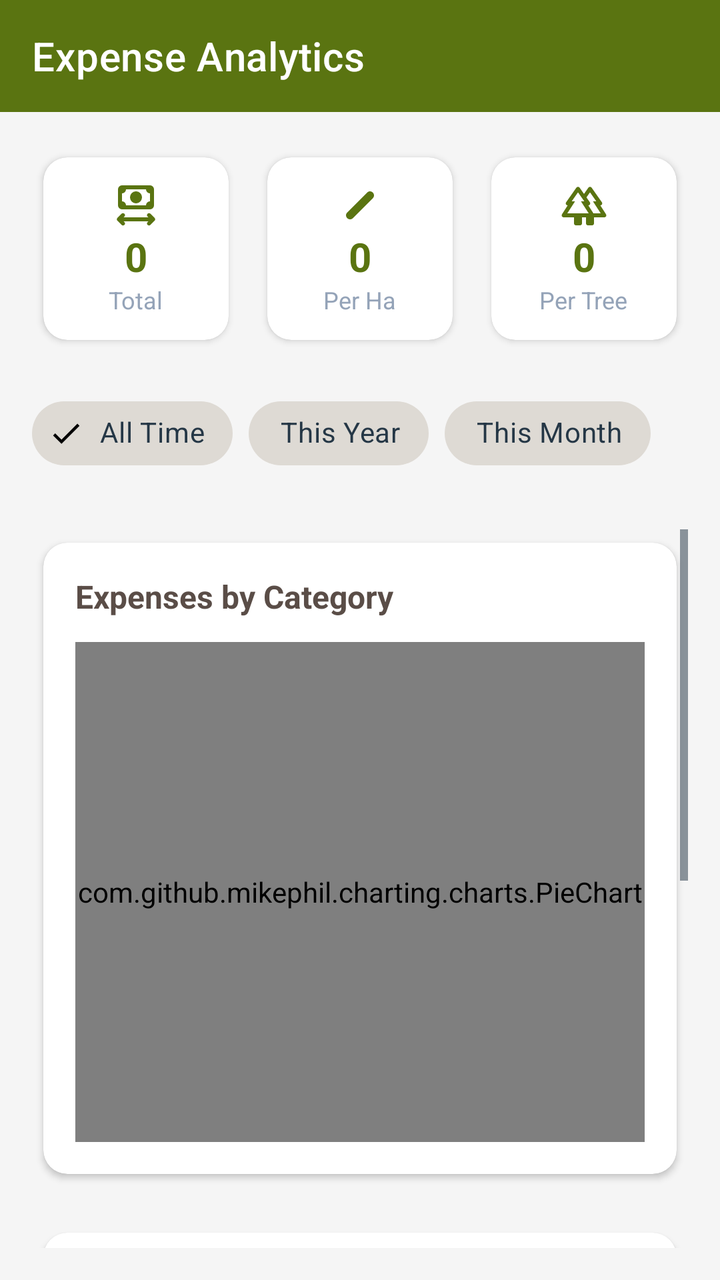
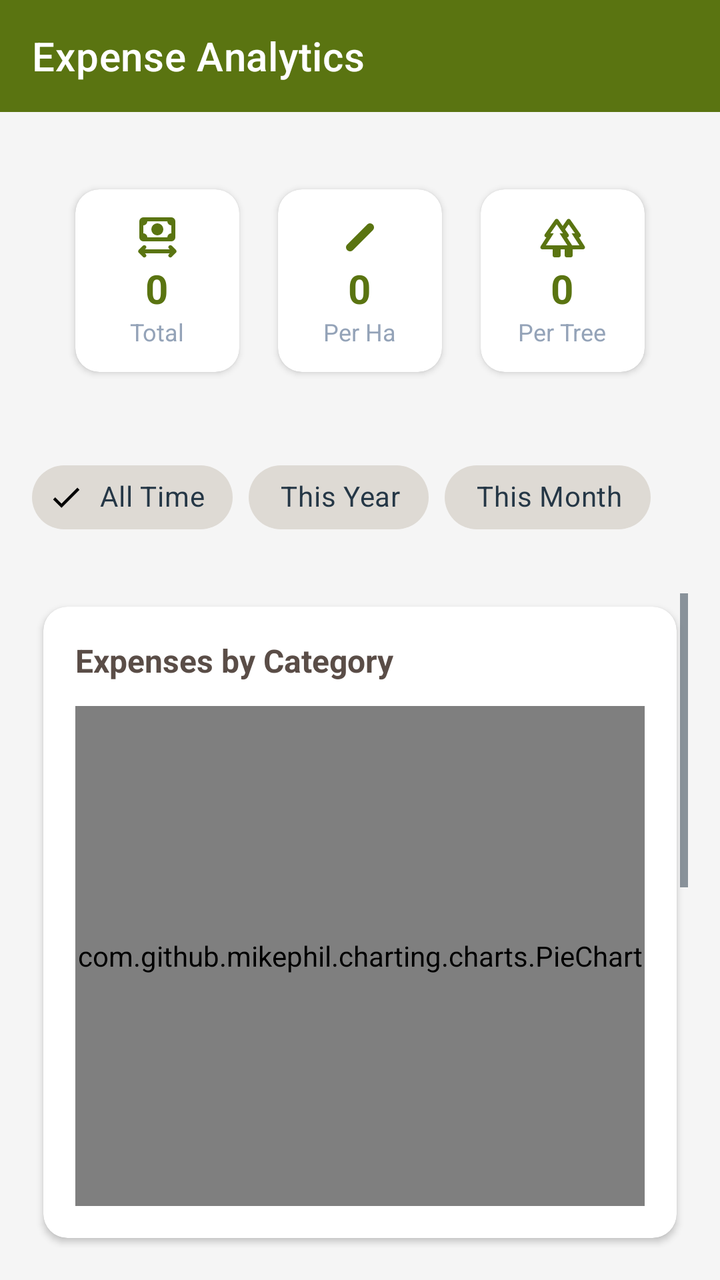

Compare the two renders of this Android layout. The source of the first and the diff that turns it into the second are given below.
<!-- AndroidManifest.xml: application theme Theme.AfriNutsFarmOS -->
<!-- res/layout/activity_expense_charts.xml -->
<?xml version="1.0" encoding="utf-8"?>
<LinearLayout xmlns:android="http://schemas.android.com/apk/res/android"
    xmlns:app="http://schemas.android.com/apk/res-auto"
    android:layout_width="match_parent"
    android:layout_height="match_parent"
    android:orientation="vertical"
    android:background="@color/background">

    
    <com.google.android.material.appbar.MaterialToolbar
        android:id="@+id/toolbar"
        android:layout_width="match_parent"
        android:layout_height="?attr/actionBarSize"
        android:background="@color/primary"
        app:titleTextColor="@android:color/white"
        app:navigationIconTint="@android:color/white"
        app:title="Expense Analytics" />

    
    <LinearLayout
        android:layout_width="match_parent"
        android:layout_height="wrap_content"
        android:orientation="horizontal"
        android:padding="16dp"
        android:weightSum="3">

        
        <androidx.cardview.widget.CardView
            android:layout_width="0dp"
            android:layout_height="wrap_content"
            android:layout_weight="1"
            android:layout_marginEnd="4dp"
            style="@style/Widget.AfriNuts.CardView"
            app:cardElevation="2dp">

            <LinearLayout
                android:layout_width="match_parent"
                android:layout_height="wrap_content"
                android:orientation="vertical"
                android:gravity="center"
                android:padding="12dp">

                <ImageView
                    android:layout_width="24dp"
                    android:layout_height="24dp"
                    android:src="@drawable/ic_attach_money"
                    app:tint="@color/primary"
                    android:contentDescription="Total expenses" />

                <TextView
                    android:id="@+id/totalExpensesValue"
                    android:layout_width="wrap_content"
                    android:layout_height="wrap_content"
                    android:text="0"
                    style="@style/Text.Stat.Small" />

                <TextView
                    android:layout_width="wrap_content"
                    android:layout_height="wrap_content"
                    android:text="Total"
                    style="@style/Text.Caption.Small" />

            </LinearLayout>

        </androidx.cardview.widget.CardView>

        
        <androidx.cardview.widget.CardView
            android:layout_width="0dp"
            android:layout_height="wrap_content"
            android:layout_weight="1"
            android:layout_marginStart="4dp"
            android:layout_marginEnd="4dp"
            style="@style/Widget.AfriNuts.CardView"
            app:cardElevation="2dp">

            <LinearLayout
                android:layout_width="match_parent"
                android:layout_height="wrap_content"
                android:orientation="vertical"
                android:gravity="center"
                android:padding="12dp">

                <ImageView
                    android:layout_width="24dp"
                    android:layout_height="24dp"
                    android:src="@drawable/ic_straighten"
                    app:tint="@color/primary"
                    android:contentDescription="Cost per hectare" />

                <TextView
                    android:id="@+id/costPerHectareValue"
                    android:layout_width="wrap_content"
                    android:layout_height="wrap_content"
                    android:text="0"
                    style="@style/Text.Stat.Small" />

                <TextView
                    android:layout_width="wrap_content"
                    android:layout_height="wrap_content"
                    android:text="Per Ha"
                    style="@style/Text.Caption.Small" />

            </LinearLayout>

        </androidx.cardview.widget.CardView>

        
        <androidx.cardview.widget.CardView
            android:layout_width="0dp"
            android:layout_height="wrap_content"
            android:layout_weight="1"
            android:layout_marginStart="4dp"
            style="@style/Widget.AfriNuts.CardView"
            app:cardElevation="2dp">

            <LinearLayout
                android:layout_width="match_parent"
                android:layout_height="wrap_content"
                android:orientation="vertical"
                android:gravity="center"
                android:padding="12dp">

                <ImageView
                    android:layout_width="24dp"
                    android:layout_height="24dp"
                    android:src="@drawable/ic_park"
                    app:tint="@color/primary"
                    android:contentDescription="Cost per tree" />

                <TextView
                    android:id="@+id/costPerTreeValue"
                    android:layout_width="wrap_content"
                    android:layout_height="wrap_content"
                    android:text="0"
                    style="@style/Text.Stat.Small" />

                <TextView
                    android:layout_width="wrap_content"
                    android:layout_height="wrap_content"
                    android:text="Per Tree"
                    style="@style/Text.Caption.Small" />

            </LinearLayout>

        </androidx.cardview.widget.CardView>

    </LinearLayout>

    
    <com.google.android.material.chip.ChipGroup
        android:id="@+id/chartFilterGroup"
        android:layout_width="match_parent"
        android:layout_height="wrap_content"
        android:layout_marginHorizontal="16dp"
        android:layout_marginBottom="8dp"
        app:singleSelection="true"
        app:selectionRequired="true">

        <com.google.android.material.chip.Chip
            android:id="@+id/chipAllTime"
            android:layout_width="wrap_content"
            android:layout_height="wrap_content"
            android:text="All Time"
            android:checked="true"
            style="@style/Widget.AfriNuts.Chip" />

        <com.google.android.material.chip.Chip
            android:id="@+id/chipThisYear"
            android:layout_width="wrap_content"
            android:layout_height="wrap_content"
            android:text="This Year"
            style="@style/Widget.AfriNuts.Chip" />

        <com.google.android.material.chip.Chip
            android:id="@+id/chipThisMonth"
            android:layout_width="wrap_content"
            android:layout_height="wrap_content"
            android:text="This Month"
            style="@style/Widget.AfriNuts.Chip" />

    </com.google.android.material.chip.ChipGroup>

    
    <ScrollView
        android:layout_width="match_parent"
        android:layout_height="match_parent"
        android:padding="16dp">

        <LinearLayout
            android:layout_width="match_parent"
            android:layout_height="wrap_content"
            android:orientation="vertical">

            
            <androidx.cardview.widget.CardView
                android:layout_width="match_parent"
                android:layout_height="wrap_content"
                android:layout_marginBottom="16dp"
                style="@style/Widget.AfriNuts.CardView"
                app:cardElevation="2dp">

                <LinearLayout
                    android:layout_width="match_parent"
                    android:layout_height="wrap_content"
                    android:orientation="vertical"
                    android:padding="16dp">

                    <TextView
                        android:layout_width="wrap_content"
                        android:layout_height="wrap_content"
                        android:text="Expenses by Category"
                        style="@style/Text.H5"
                        android:layout_marginBottom="12dp" />

                    <com.github.mikephil.charting.charts.PieChart
                        android:id="@+id/pieChart"
                        android:layout_width="match_parent"
                        android:layout_height="250dp" />

                </LinearLayout>

            </androidx.cardview.widget.CardView>

            
            <androidx.cardview.widget.CardView
                android:layout_width="match_parent"
                android:layout_height="wrap_content"
                android:layout_marginBottom="16dp"
                style="@style/Widget.AfriNuts.CardView"
                app:cardElevation="2dp">

                <LinearLayout
                    android:layout_width="match_parent"
                    android:layout_height="wrap_content"
                    android:orientation="vertical"
                    android:padding="16dp">

                    <TextView
                        android:layout_width="wrap_content"
                        android:layout_height="wrap_content"
                        android:text="Monthly Expenses"
                        style="@style/Text.H5"
                        android:layout_marginBottom="12dp" />

                    <com.github.mikephil.charting.charts.BarChart
                        android:id="@+id/barChart"
                        android:layout_width="match_parent"
                        android:layout_height="250dp" />

                </LinearLayout>

            </androidx.cardview.widget.CardView>

            
            <androidx.cardview.widget.CardView
                android:layout_width="match_parent"
                android:layout_height="wrap_content"
                android:layout_marginBottom="16dp"
                style="@style/Widget.AfriNuts.CardView"
                app:cardElevation="2dp">

                <LinearLayout
                    android:layout_width="match_parent"
                    android:layout_height="wrap_content"
                    android:orientation="vertical"
                    android:padding="16dp">

                    <TextView
                        android:layout_width="wrap_content"
                        android:layout_height="wrap_content"
                        android:text="Top Expenses"
                        style="@style/Text.H5"
                        android:layout_marginBottom="12dp" />

                    <LinearLayout
                        android:id="@+id/topExpensesContainer"
                        android:layout_width="match_parent"
                        android:layout_height="wrap_content"
                        android:orientation="vertical" />

                </LinearLayout>

            </androidx.cardview.widget.CardView>

        </LinearLayout>

    </ScrollView>

</LinearLayout>
<!-- resources referenced by this layout -->
<resources>
  <color name="background">#F5F5F5</color>
  <color name="primary">#5A7411</color>
  <!-- drawable ic_straighten (drawable) -->
  <vector xmlns:android="http://schemas.android.com/apk/res/android" android:height="24dp" android:tint="#000000" android:viewportHeight="960" android:viewportWidth="960" android:width="24dp">
        
      <path android:fillColor="@android:color/white" android:pathData="M280,760Q247,760 223.5,736.5Q200,713 200,680Q200,665 206,650.5Q212,636 224,624L624,224Q636,212 650.5,206Q665,200 680,200Q713,200 736.5,223.5Q760,247 760,280Q760,295 754.5,310Q749,325 737,337L337,737Q325,749 310.5,754.5Q296,760 280,760Z"/>
      
  </vector>
  <style name="Text.Caption.Small" parent="Text.Caption">
          <item name="android:textSize">12sp</item>
          <item name="android:textColor">#94A3B8</item>
      </style>
  <style name="Text.H5" parent="Text">
          <item name="android:textSize">16sp</item>
          <item name="android:textStyle">bold</item>
      </style>
  <style name="Text.Stat.Small" parent="Text.Stat">
          <item name="android:textSize">20sp</item>
      </style>
  <style name="Widget.AfriNuts.CardView" parent="Widget.MaterialComponents.CardView">
          <item name="cardCornerRadius">12dp</item>
          <item name="cardElevation">2dp</item>
          <item name="cardBackgroundColor">@android:color/white</item>
          <item name="cardUseCompatPadding">true</item>
      </style>
  <style name="Text.Caption" parent="Text">
          <item name="android:textSize">14sp</item>
          <item name="android:textColor">@color/navy</item>
      </style>
  <style name="Text">
          <item name="android:textColor">@color/text_dark</item>
          <item name="android:textSize">16sp</item>
          <item name="android:lineSpacingExtra">4sp</item>
          <item name="android:fontFamily">sans-serif</item>
      </style>
  <style name="Text.Stat" parent="Text">
          <item name="android:textSize">24sp</item>
          <item name="android:textStyle">bold</item>
          <item name="android:textColor">@color/primary</item>
          <item name="android:lineSpacingExtra">2sp</item>
      </style>
  <color name="warm_grey">#DEDAD4</color>
  <color name="navy">#253746</color>
  <color name="olive">#698714</color>
  <color name="text_light">#FFFFFF</color>
  <color name="accent">#E04E00</color>
  <color name="dark_orange">#9C3D10</color>
  <color name="text_dark">#5A4D47</color>
  <style name="Widget.AfriNuts.Button" parent="Widget.MaterialComponents.Button">
          <item name="android:textAppearance">@style/Text.Button</item>
          <item name="backgroundTint">@color/primary</item>
          <item name="rippleColor">@color/accent</item>
          <item name="cornerRadius">8dp</item>
          <item name="android:paddingLeft">16dp</item>
          <item name="android:paddingRight">16dp</item>
          <item name="android:paddingTop">12dp</item>
          <item name="android:paddingBottom">12dp</item>
      </style>
  <style name="Text.Button" parent="Text">
          <item name="android:textSize">14sp</item>
          <item name="android:textStyle">bold</item>
          <item name="android:textAllCaps">false</item>
      </style>
  <!-- unchanged entries left out for length: 4 -->
</resources>

<!-- the commit's change to res/layout/activity_expense_charts.xml (unified diff, before → after) -->
@@ -25,126 +25,144 @@
         android:weightSum="3">
 
         
-        <androidx.cardview.widget.CardView
-            android:layout_width="0dp"
-            android:layout_height="wrap_content"
-            android:layout_weight="1"
-            android:layout_marginEnd="4dp"
-            style="@style/Widget.AfriNuts.CardView"
-            app:cardElevation="2dp">
-
-            <LinearLayout
-                android:layout_width="match_parent"
-                android:layout_height="wrap_content"
-                android:orientation="vertical"
-                android:gravity="center"
-                android:padding="12dp">
-
-                <ImageView
-                    android:layout_width="24dp"
-                    android:layout_height="24dp"
-                    android:src="@drawable/ic_attach_money"
-                    app:tint="@color/primary"
-                    android:contentDescription="Total expenses" />
-
-                <TextView
-                    android:id="@+id/totalExpensesValue"
-                    android:layout_width="wrap_content"
-                    android:layout_height="wrap_content"
-                    android:text="0"
-                    style="@style/Text.Stat.Small" />
-
-                <TextView
-                    android:layout_width="wrap_content"
-                    android:layout_height="wrap_content"
-                    android:text="Total"
-                    style="@style/Text.Caption.Small" />
-
-            </LinearLayout>
-
-        </androidx.cardview.widget.CardView>
-
-        
-        <androidx.cardview.widget.CardView
-            android:layout_width="0dp"
-            android:layout_height="wrap_content"
-            android:layout_weight="1"
-            android:layout_marginStart="4dp"
-            android:layout_marginEnd="4dp"
-            style="@style/Widget.AfriNuts.CardView"
-            app:cardElevation="2dp">
-
-            <LinearLayout
-                android:layout_width="match_parent"
-                android:layout_height="wrap_content"
-                android:orientation="vertical"
-                android:gravity="center"
-                android:padding="12dp">
-
-                <ImageView
-                    android:layout_width="24dp"
-                    android:layout_height="24dp"
-                    android:src="@drawable/ic_straighten"
-                    app:tint="@color/primary"
-                    android:contentDescription="Cost per hectare" />
-
-                <TextView
-                    android:id="@+id/costPerHectareValue"
-                    android:layout_width="wrap_content"
-                    android:layout_height="wrap_content"
-                    android:text="0"
-                    style="@style/Text.Stat.Small" />
-
-                <TextView
-                    android:layout_width="wrap_content"
-                    android:layout_height="wrap_content"
-                    android:text="Per Ha"
-                    style="@style/Text.Caption.Small" />
-
-            </LinearLayout>
-
-        </androidx.cardview.widget.CardView>
-
-        
-        <androidx.cardview.widget.CardView
-            android:layout_width="0dp"
-            android:layout_height="wrap_content"
-            android:layout_weight="1"
-            android:layout_marginStart="4dp"
-            style="@style/Widget.AfriNuts.CardView"
-            app:cardElevation="2dp">
-
-            <LinearLayout
-                android:layout_width="match_parent"
-                android:layout_height="wrap_content"
-                android:orientation="vertical"
-                android:gravity="center"
-                android:padding="12dp">
-
-                <ImageView
-                    android:layout_width="24dp"
-                    android:layout_height="24dp"
-                    android:src="@drawable/ic_park"
-                    app:tint="@color/primary"
-                    android:contentDescription="Cost per tree" />
-
-                <TextView
-                    android:id="@+id/costPerTreeValue"
-                    android:layout_width="wrap_content"
-                    android:layout_height="wrap_content"
-                    android:text="0"
-                    style="@style/Text.Stat.Small" />
-
-                <TextView
-                    android:layout_width="wrap_content"
-                    android:layout_height="wrap_content"
-                    android:text="Per Tree"
-                    style="@style/Text.Caption.Small" />
-
-            </LinearLayout>
-
-        </androidx.cardview.widget.CardView>
-
+        <LinearLayout
+            android:layout_width="match_parent"
+            android:layout_height="wrap_content"
+            android:orientation="horizontal"
+            android:padding="16dp"
+            android:weightSum="3">
+
+            
+            <androidx.cardview.widget.CardView
+                android:layout_width="0dp"
+                android:layout_height="wrap_content"
+                android:layout_weight="1"
+                android:layout_marginEnd="4dp"
+                style="@style/Widget.AfriNuts.CardView"
+                app:cardElevation="2dp">
+
+                <LinearLayout
+                    android:layout_width="match_parent"
+                    android:layout_height="wrap_content"
+                    android:orientation="vertical"
+                    android:gravity="center"
+                    android:padding="12dp">
+
+                    <ImageView
+                        android:layout_width="24dp"
+                        android:layout_height="24dp"
+                        android:src="@drawable/ic_attach_money"
+                        app:tint="@color/primary"
+                        android:contentDescription="Total expenses" />
+
+                    <TextView
+                        android:id="@+id/totalExpensesValue"
+                        android:layout_width="wrap_content"
+                        android:layout_height="wrap_content"
+                        android:text="0"
+                        style="@style/Text.Stat.Small"
+                        android:maxLines="1"
+                        android:ellipsize="end"
+                        android:singleLine="true" />
+
+                    <TextView
+                        android:layout_width="wrap_content"
+                        android:layout_height="wrap_content"
+                        android:text="Total"
+                        style="@style/Text.Caption.Small" />
+
+                </LinearLayout>
+
+            </androidx.cardview.widget.CardView>
+
+            
+            <androidx.cardview.widget.CardView
+                android:layout_width="0dp"
+                android:layout_height="wrap_content"
+                android:layout_weight="1"
+                android:layout_marginStart="4dp"
+                android:layout_marginEnd="4dp"
+                style="@style/Widget.AfriNuts.CardView"
+                app:cardElevation="2dp">
+
+                <LinearLayout
+                    android:layout_width="match_parent"
+                    android:layout_height="wrap_content"
+                    android:orientation="vertical"
+                    android:gravity="center"
+                    android:padding="12dp">
+
+                    <ImageView
+                        android:layout_width="24dp"
+                        android:layout_height="24dp"
+                        android:src="@drawable/ic_straighten"
+                        app:tint="@color/primary"
+                        android:contentDescription="Cost per hectare" />
+
+                    <TextView
+                        android:id="@+id/costPerHectareValue"
+                        android:layout_width="wrap_content"
+                        android:layout_height="wrap_content"
+                        android:text="0"
+                        style="@style/Text.Stat.Small"
+                        android:maxLines="1"
+                        android:ellipsize="end"
+                        android:singleLine="true" />
+
+                    <TextView
+                        android:layout_width="wrap_content"
+                        android:layout_height="wrap_content"
+                        android:text="Per Ha"
+                        style="@style/Text.Caption.Small" />
+
+                </LinearLayout>
+
+            </androidx.cardview.widget.CardView>
+
+            
+            <androidx.cardview.widget.CardView
+                android:layout_width="0dp"
+                android:layout_height="wrap_content"
+                android:layout_weight="1"
+                android:layout_marginStart="4dp"
+                style="@style/Widget.AfriNuts.CardView"
+                app:cardElevation="2dp">
+
+                <LinearLayout
+                    android:layout_width="match_parent"
+                    android:layout_height="wrap_content"
+                    android:orientation="vertical"
+                    android:gravity="center"
+                    android:padding="12dp">
+
+                    <ImageView
+                        android:layout_width="24dp"
+                        android:layout_height="24dp"
+                        android:src="@drawable/ic_park"
+                        app:tint="@color/primary"
+                        android:contentDescription="Cost per tree" />
+
+                    <TextView
+                        android:id="@+id/costPerTreeValue"
+                        android:layout_width="wrap_content"
+                        android:layout_height="wrap_content"
+                        android:text="0"
+                        style="@style/Text.Stat.Small"
+                        android:maxLines="1"
+                        android:ellipsize="end"
+                        android:singleLine="true" />
+
+                    <TextView
+                        android:layout_width="wrap_content"
+                        android:layout_height="wrap_content"
+                        android:text="Per Tree"
+                        style="@style/Text.Caption.Small" />
+
+                </LinearLayout>
+
+            </androidx.cardview.widget.CardView>
+
+        </LinearLayout>
     </LinearLayout>
 
     
<!-- resource entries referenced after the edit -->
@@ -18,6 +18,7 @@
       </style>
   <style name="Text.Stat.Small" parent="Text.Stat">
           <item name="android:textSize">20sp</item>
+          <item name="android:letterSpacing">-0.02</item>
       </style>
   <style name="Widget.AfriNuts.CardView" parent="Widget.MaterialComponents.CardView">
           <item name="cardCornerRadius">12dp</item>
@@ -40,6 +41,8 @@
           <item name="android:textStyle">bold</item>
           <item name="android:textColor">@color/primary</item>
           <item name="android:lineSpacingExtra">2sp</item>
+          <item name="android:maxLines">1</item>
+          <item name="android:ellipsize">end</item>
       </style>
   <color name="warm_grey">#DEDAD4</color>
   <color name="navy">#253746</color>
